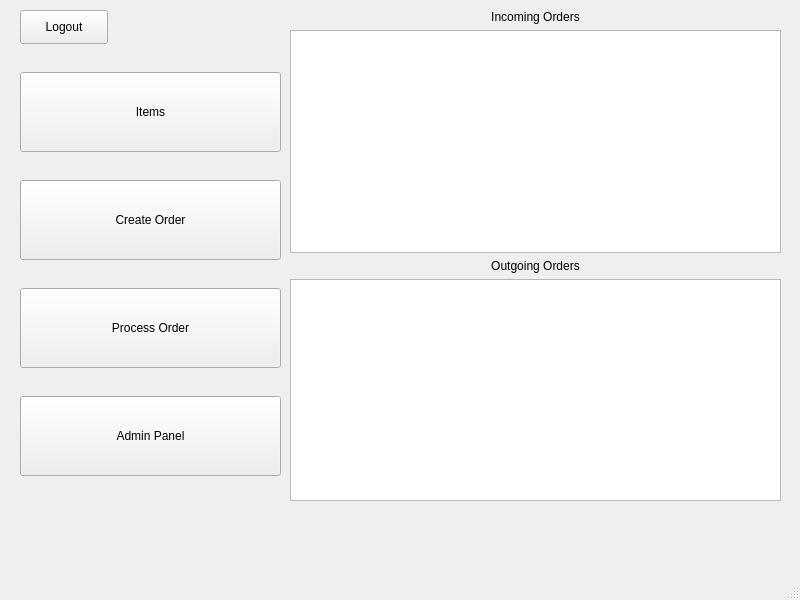
npaolini-8/se-group-5, file UI/main_window.ui: the form before one commit.
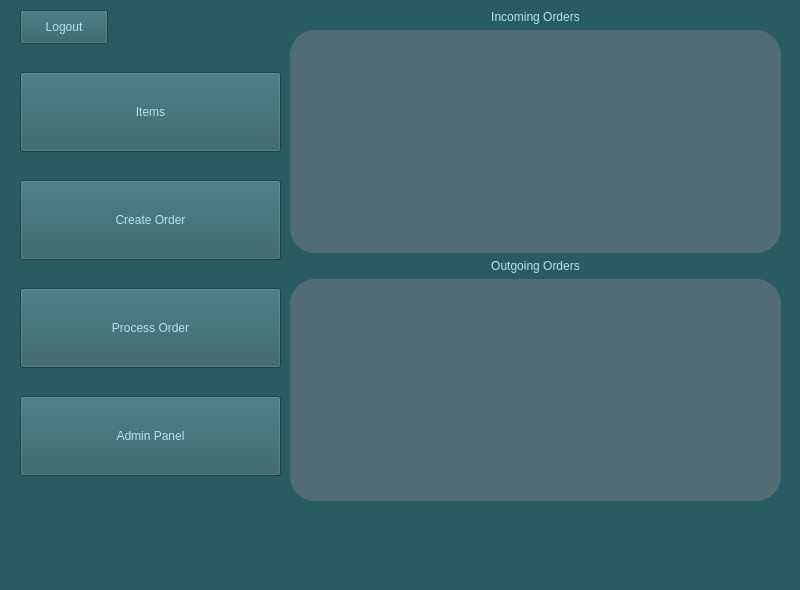
The form after the commit.

The edit to the form file:
```diff
--- a/UI/main_window.ui
+++ b/UI/main_window.ui
@@ -7,12 +7,18 @@
     <x>0</x>
     <y>0</y>
     <width>800</width>
-    <height>600</height>
+    <height>590</height>
    </rect>
   </property>
   <property name="windowTitle">
    <string>MainWindow</string>
   </property>
+  <property name="styleSheet">
+   <string notr="true">background-color: #295B63;
+
+
+</string>
+  </property>
   <widget class="QWidget" name="centralwidget">
    <widget class="QWidget" name="verticalLayoutWidget">
     <property name="geometry">
@@ -32,6 +38,13 @@
          <height>80</height>
         </size>
        </property>
+       <property name="styleSheet">
+        <string notr="true">color: #B6E3F0;
+font-size: 12px;
+border-radoius: 25px;
+
+</string>
+       </property>
        <property name="text">
         <string>Items</string>
        </property>
@@ -45,6 +58,13 @@
          <height>80</height>
         </size>
        </property>
+       <property name="styleSheet">
+        <string notr="true">color: #B6E3F0;
+font-size: 12px;
+
+
+</string>
+       </property>
        <property name="text">
         <string>Create Order</string>
        </property>
@@ -58,6 +78,10 @@
          <height>80</height>
         </size>
        </property>
+       <property name="styleSheet">
+        <string notr="true">color: #B6E3F0;
+font-size: 12px;</string>
+       </property>
        <property name="text">
         <string>Process Order</string>
        </property>
@@ -71,6 +95,10 @@
          <height>80</height>
         </size>
        </property>
+       <property name="styleSheet">
+        <string notr="true">color: #B6E3F0;
+font-size: 12px;</string>
+       </property>
        <property name="text">
         <string>Admin Panel</string>
        </property>
@@ -90,6 +118,10 @@
     <layout class="QVBoxLayout" name="verticalLayout_2">
      <item>
       <widget class="QLabel" name="label">
+       <property name="styleSheet">
+        <string notr="true">color: #B6E3F0;
+font-size: 12px;</string>
+       </property>
        <property name="text">
         <string>Incoming Orders</string>
        </property>
@@ -100,6 +132,12 @@
      </item>
      <item>
       <widget class="QTableWidget" name="incoming_orders_tbl">
+       <property name="styleSheet">
+        <string notr="true">background-color: #526c75;
+color: #B6E3F0;
+border-radius: 25px;
+font-size: 12px;</string>
+       </property>
        <property name="editTriggers">
         <set>QAbstractItemView::NoEditTriggers</set>
        </property>
@@ -110,6 +148,10 @@
      </item>
      <item>
       <widget class="QLabel" name="label_2">
+       <property name="styleSheet">
+        <string notr="true">color: #B6E3F0;
+font-size: 12px;</string>
+       </property>
        <property name="text">
         <string>Outgoing Orders</string>
        </property>
@@ -120,6 +162,12 @@
      </item>
      <item>
       <widget class="QTableWidget" name="outgoing_orders_tbl">
+       <property name="styleSheet">
+        <string notr="true">background-color: #526c75;
+color: #B6E3F0;
+border-radius: 25px;
+font-size: 12px;</string>
+       </property>
        <property name="editTriggers">
         <set>QAbstractItemView::NoEditTriggers</set>
        </property>
@@ -139,6 +187,10 @@
       <height>34</height>
      </rect>
     </property>
+    <property name="styleSheet">
+     <string notr="true">color: #B6E3F0;
+font-size: 12px;</string>
+    </property>
     <property name="text">
      <string>Logout</string>
     </property>
```
